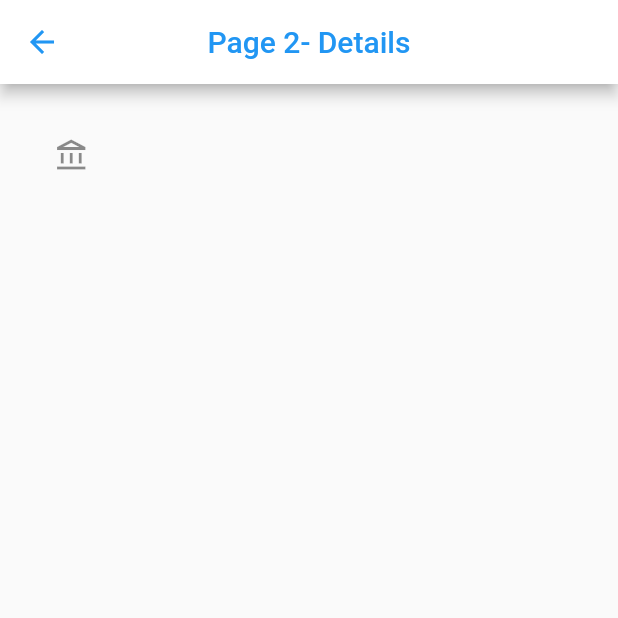
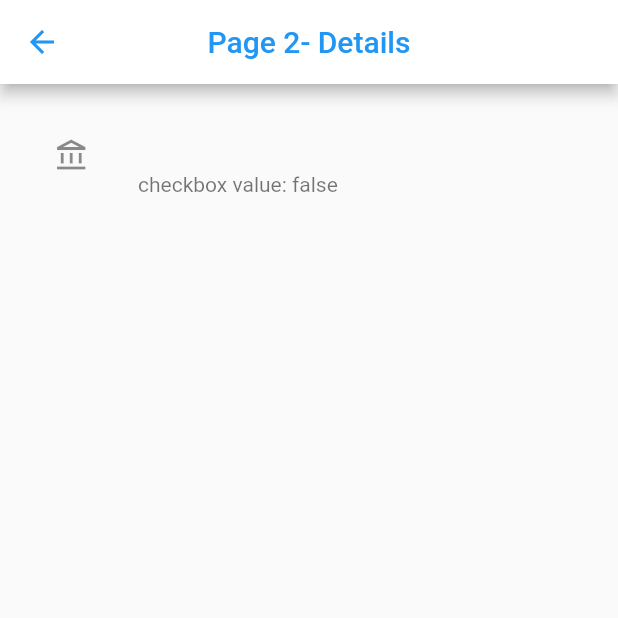
Before and after one commit to ThawedBuffalo/flutter_template, a Flutter app: the Page1 screen opened directly, after a tap on "Submit", on a phone screen of 412 x 824 dp, the top half of it. Run offline on Flutter 3.47's test engine with Material 2 defaults, Android fonts, the phone set to English and light mode, and no system bars; our stand-ins replace bloc, dartz, equatable, get_it, logger.

Commit message:
adding custom widget

```diff
--- a/lib/presentation/pages/page-1/page-1.dart
+++ b/lib/presentation/pages/page-1/page-1.dart
@@ -1,4 +1,6 @@
 import 'package:flutter/material.dart';
+import 'package:flutter_template/core/logging/custom_logger.dart';
+import 'package:flutter_template/presentation/pages/widgets/text-form-widget.dart';
 
 import '../page-2/page-2.dart';
 
@@ -12,6 +14,7 @@ class Page1 extends StatefulWidget {
 class _Page1State extends State<Page1> {
   var _productName;
   final _productController = TextEditingController();
+  bool _checkBox = false;
 
   @override
   Widget build(BuildContext context) {
@@ -28,13 +31,22 @@ class _Page1State extends State<Page1> {
           padding: const EdgeInsets.all(20.0),
           child: ListView(
             children: [
-              TextFormField(
-                controller: _productController,
-                decoration: InputDecoration(
-                  labelText: 'product name',
-                  icon: Icon(Icons.verified_user_outlined),
-                  border: OutlineInputBorder(),
-                ),
+              TextFormWidget(
+                widgetController: _productController,
+                title: _productName,
+                leadingIcon: Icons.ac_unit_outlined, //dynamic icon
+              ),
+              const SizedBox(height: 20.0),
+              CheckboxListTile(
+                value: _checkBox,
+                title: const Text("Attribute"),
+                onChanged: (value) {
+                  setState(() {
+                    _checkBox = value!;
+                    CustomLogger.loggerNoStack.i('checkbox value: $_checkBox');
+                  });
+                },
+                controlAffinity: ListTileControlAffinity.leading,
               ),
               const SizedBox(height: 20.0),
               OutlinedButton(
@@ -45,6 +57,7 @@ class _Page1State extends State<Page1> {
                     builder: (context) {
                       return Page2(
                         productName: _productController.text,
+                        checkboxValue: _checkBox,
                       );
                     },
                   ));
--- a/lib/presentation/pages/page-2/page-2.dart
+++ b/lib/presentation/pages/page-2/page-2.dart
@@ -1,9 +1,11 @@
 import 'package:flutter/material.dart';
 
 class Page2 extends StatelessWidget {
-  Page2({Key? key, required this.productName}) : super(key: key);
+  Page2({Key? key, required this.productName, required this.checkboxValue})
+      : super(key: key);
 
   String productName;
+  bool checkboxValue;
 
   @override
   Widget build(BuildContext context) {
@@ -21,8 +23,10 @@ class Page2 extends StatelessWidget {
             child: ListView(
               children: [
                 ListTile(
-                    leading: const Icon(Icons.account_balance_outlined),
-                    title: Text(productName))
+                  leading: const Icon(Icons.account_balance_outlined),
+                  title: Text(productName),
+                  subtitle: Text('checkbox value: $checkboxValue'),
+                )
               ],
             )));
   }
--- a/lib/presentation/pages/widgets/text-form-widget.dart
+++ b/lib/presentation/pages/widgets/text-form-widget.dart
@@ -1,25 +1,32 @@
 import 'package:flutter/cupertino.dart';
+import 'package:flutter/material.dart';
 
 class TextFormWidget extends StatelessWidget {
-
+  TextEditingController widgetController;
   String? title;
   IconData? leadingIcon, trailingIcon;
   Color? inputColor, iconColor;
 
-  TextFormWidget({
-    required this.title,
-    this.leadingIcon,
-    this.trailingIcon,
-    this.inputColor,
-    this.iconColor
-});
-
+  TextFormWidget(
+      {required this.widgetController,
+      required this.title,
+      this.leadingIcon = Icons.label,
+      this.trailingIcon = Icons.info,
+      this.inputColor,
+      this.iconColor});
 
   @override
   Widget build(BuildContext context) {
     return Padding(
       padding: const EdgeInsets.all(10.0),
-      child: ,
+      child: TextFormField(
+        controller: widgetController,
+        decoration: InputDecoration(
+          labelText: title,
+          icon: Icon(leadingIcon),
+          border: const OutlineInputBorder(),
+        ),
+      ),
     );
   }
 }
```
